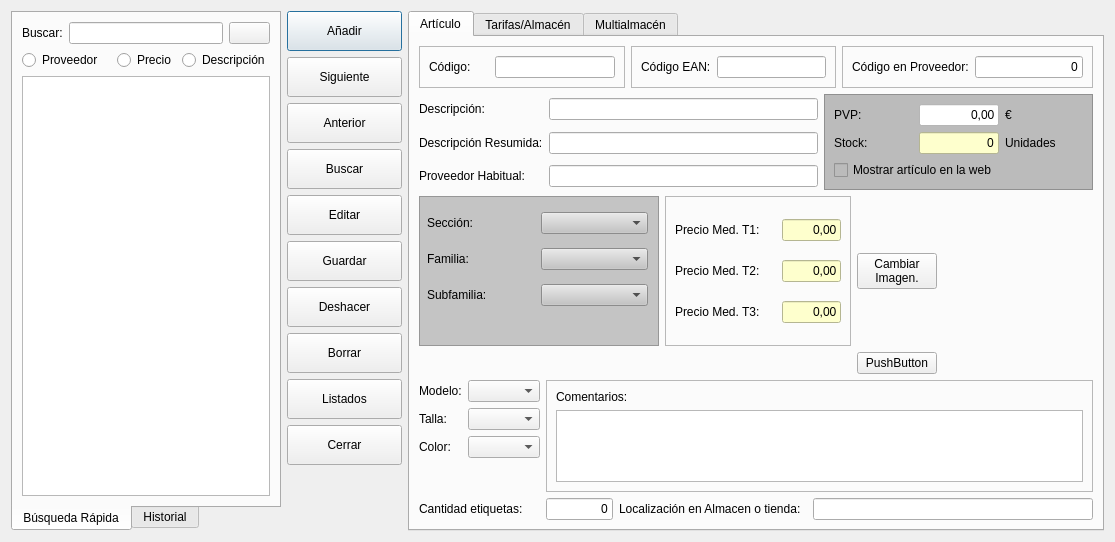
This is frmarticulos.ui in arcnexus/RedFoX as Qt 5 draws it before an edit. The edited form follows.
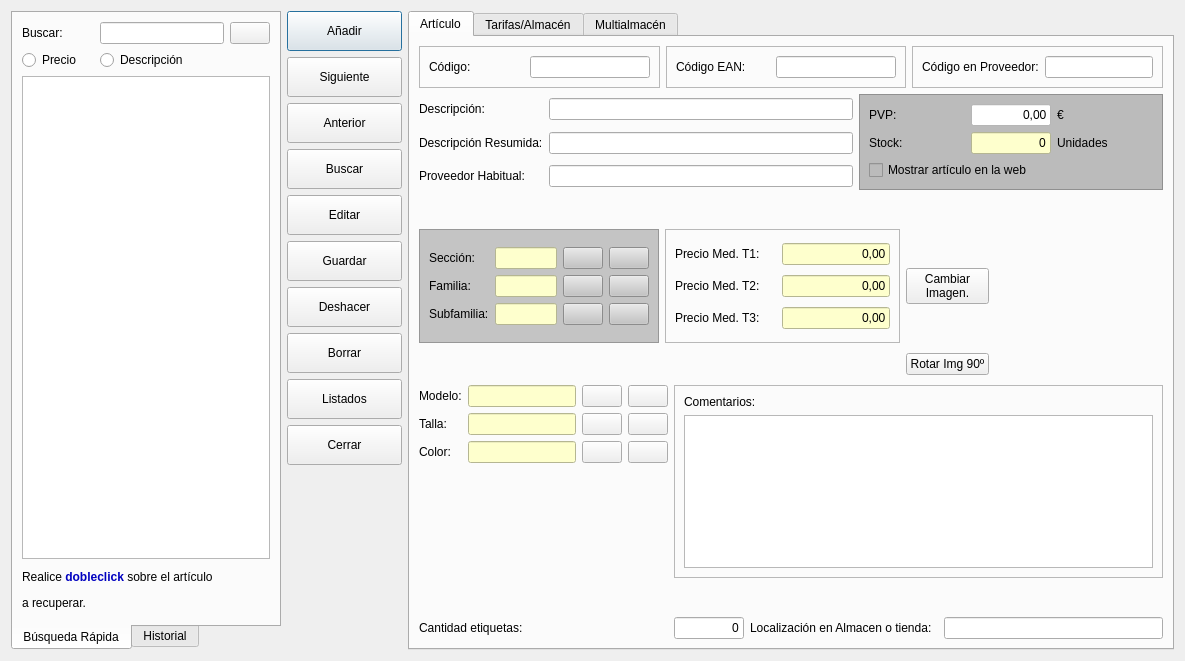
This is the edited form. Icons and pictures are not drawn.

Commit message: beta pantalla articulos Pantalla de artículos casi terminada

What changed in the file:
```diff
--- a/frmarticulos.ui
+++ b/frmarticulos.ui
@@ -6,8 +6,8 @@
    <rect>
     <x>0</x>
     <y>0</y>
-    <width>1115</width>
-    <height>533</height>
+    <width>1185</width>
+    <height>661</height>
    </rect>
   </property>
   <property name="windowTitle">
@@ -291,10 +291,23 @@
          </property>
         </widget>
        </item>
-       <item row="0" column="1" colspan="3">
-        <widget class="QLineEdit" name="txtBuscarArticulo"/>
+       <item row="2" column="0" colspan="3">
+        <widget class="QTableView" name="TablaBuscarArt"/>
        </item>
-       <item row="0" column="4">
+       <item row="1" column="0">
+        <widget class="QRadioButton" name="radPrecio">
+         <property name="minimumSize">
+          <size>
+           <width>72</width>
+           <height>0</height>
+          </size>
+         </property>
+         <property name="text">
+          <string>Precio</string>
+         </property>
+        </widget>
+       </item>
+       <item row="0" column="2">
         <widget class="QPushButton" name="botBuscarArtRapido">
          <property name="icon">
           <iconset resource="terra.qrc">
@@ -302,29 +315,34 @@
          </property>
         </widget>
        </item>
-       <item row="1" column="0" colspan="2">
-        <widget class="QRadioButton" name="radioButton">
-         <property name="text">
-          <string>Proveedor</string>
-         </property>
-        </widget>
+       <item row="0" column="1">
+        <widget class="QLineEdit" name="txtBuscarArticulo"/>
        </item>
-       <item row="1" column="2">
-        <widget class="QRadioButton" name="radioButton_2">
-         <property name="text">
-          <string>Precio</string>
+       <item row="1" column="1">
+        <widget class="QRadioButton" name="radDescripcion">
+         <property name="minimumSize">
+          <size>
+           <width>100</width>
+           <height>0</height>
+          </size>
          </property>
-        </widget>
-       </item>
-       <item row="1" column="3" colspan="2">
-        <widget class="QRadioButton" name="radioButton_3">
          <property name="text">
           <string>Descripción</string>
          </property>
         </widget>
        </item>
-       <item row="2" column="0" colspan="5">
-        <widget class="QTableView" name="tableView_2"/>
+       <item row="3" column="0" colspan="2">
+        <widget class="QLabel" name="lblMensajeRecuperar">
+         <property name="minimumSize">
+          <size>
+           <width>250</width>
+           <height>50</height>
+          </size>
+         </property>
+         <property name="text">
+          <string>&lt;html&gt;&lt;head/&gt;&lt;body&gt;&lt;p&gt;Realice&lt;span style=&quot; font-weight:600; color:#0000c0;&quot;&gt; dobleclick&lt;/span&gt; sobre el artículo&lt;/p&gt;&lt;p&gt;a recuperar.&lt;/p&gt;&lt;/body&gt;&lt;/html&gt;</string>
+         </property>
+        </widget>
        </item>
       </layout>
      </widget>
@@ -440,10 +458,10 @@
                </size>
               </property>
               <property name="text">
-               <string>0</string>
+               <string/>
               </property>
               <property name="alignment">
-               <set>Qt::AlignRight|Qt::AlignTrailing|Qt::AlignVCenter</set>
+               <set>Qt::AlignLeading|Qt::AlignLeft|Qt::AlignVCenter</set>
               </property>
              </widget>
             </item>
@@ -606,40 +624,6 @@
        </item>
        <item row="2" column="0" colspan="5">
         <layout class="QGridLayout" name="gridLayout_14">
-         <item row="0" column="3">
-          <widget class="QLabel" name="lblImagenArticulo">
-           <property name="sizePolicy">
-            <sizepolicy hsizetype="Preferred" vsizetype="Preferred">
-             <horstretch>255</horstretch>
-             <verstretch>255</verstretch>
-            </sizepolicy>
-           </property>
-           <property name="minimumSize">
-            <size>
-             <width>150</width>
-             <height>150</height>
-            </size>
-           </property>
-           <property name="maximumSize">
-            <size>
-             <width>256</width>
-             <height>256</height>
-            </size>
-           </property>
-           <property name="toolTip">
-            <string>La imagen introducida debe tener los mismos pixels horizontales que verticales</string>
-           </property>
-           <property name="text">
-            <string/>
-           </property>
-           <property name="pixmap">
-            <pixmap resource="terra.qrc">:/Icons/PNG/paquete.png</pixmap>
-           </property>
-           <property name="scaledContents">
-            <bool>true</bool>
-           </property>
-          </widget>
-         </item>
          <item row="0" column="1">
           <widget class="QFrame" name="frame_14">
            <property name="frameShape">
@@ -769,48 +753,141 @@
            <property name="frameShadow">
             <enum>QFrame::Raised</enum>
            </property>
-           <widget class="QWidget" name="layoutWidget">
-            <property name="geometry">
-             <rect>
-              <x>8</x>
-              <y>8</y>
-              <width>221</width>
-              <height>111</height>
-             </rect>
-            </property>
-            <layout class="QGridLayout" name="gridLayout_10">
-             <item row="1" column="0">
-              <widget class="QLabel" name="label_10">
-               <property name="text">
-                <string>Familia:</string>
-               </property>
-              </widget>
-             </item>
-             <item row="2" column="0">
-              <widget class="QLabel" name="label_11">
-               <property name="text">
-                <string>Subfamilia:</string>
-               </property>
-              </widget>
-             </item>
-             <item row="0" column="0">
-              <widget class="QLabel" name="label_9">
-               <property name="text">
-                <string>Sección:</string>
-               </property>
-              </widget>
-             </item>
-             <item row="0" column="1">
-              <widget class="QComboBox" name="cboSeccion"/>
-             </item>
-             <item row="1" column="1">
-              <widget class="QComboBox" name="cboFamilia"/>
-             </item>
-             <item row="2" column="1">
-              <widget class="QComboBox" name="cboSubfamilia"/>
-             </item>
-            </layout>
-           </widget>
+           <layout class="QGridLayout" name="gridLayout_20">
+            <item row="0" column="0">
+             <layout class="QGridLayout" name="gridLayout_10">
+              <item row="0" column="2">
+               <widget class="QPushButton" name="botBuscarSeccion">
+                <property name="text">
+                 <string/>
+                </property>
+                <property name="icon">
+                 <iconset resource="terra.qrc">
+                  <normaloff>:/Icons/PNG/search.png</normaloff>:/Icons/PNG/search.png</iconset>
+                </property>
+               </widget>
+              </item>
+              <item row="2" column="1">
+               <widget class="QLineEdit" name="txtcSubFamilia">
+                <property name="enabled">
+                 <bool>false</bool>
+                </property>
+                <property name="autoFillBackground">
+                 <bool>false</bool>
+                </property>
+                <property name="styleSheet">
+                 <string notr="true">background-color: rgb(254, 255, 205);
+color: rgb(0, 0, 0);</string>
+                </property>
+               </widget>
+              </item>
+              <item row="1" column="0">
+               <widget class="QLabel" name="label_10">
+                <property name="text">
+                 <string>Familia:</string>
+                </property>
+               </widget>
+              </item>
+              <item row="2" column="0">
+               <widget class="QLabel" name="label_11">
+                <property name="text">
+                 <string>Subfamilia:</string>
+                </property>
+               </widget>
+              </item>
+              <item row="0" column="0">
+               <widget class="QLabel" name="label_9">
+                <property name="text">
+                 <string>Sección:</string>
+                </property>
+               </widget>
+              </item>
+              <item row="1" column="2">
+               <widget class="QPushButton" name="botBuscarFamilia">
+                <property name="text">
+                 <string/>
+                </property>
+                <property name="icon">
+                 <iconset resource="terra.qrc">
+                  <normaloff>:/Icons/PNG/search.png</normaloff>:/Icons/PNG/search.png</iconset>
+                </property>
+               </widget>
+              </item>
+              <item row="0" column="1">
+               <widget class="QLineEdit" name="txtcSeccion">
+                <property name="enabled">
+                 <bool>false</bool>
+                </property>
+                <property name="autoFillBackground">
+                 <bool>false</bool>
+                </property>
+                <property name="styleSheet">
+                 <string notr="true">background-color: rgb(254, 255, 205);
+color: rgb(0, 0, 0);</string>
+                </property>
+               </widget>
+              </item>
+              <item row="1" column="1">
+               <widget class="QLineEdit" name="txtcFamilia">
+                <property name="enabled">
+                 <bool>false</bool>
+                </property>
+                <property name="autoFillBackground">
+                 <bool>false</bool>
+                </property>
+                <property name="styleSheet">
+                 <string notr="true">background-color: rgb(254, 255, 205);
+color: rgb(0, 0, 0);</string>
+                </property>
+               </widget>
+              </item>
+              <item row="2" column="2">
+               <widget class="QPushButton" name="botBuscarSubfamilia">
+                <property name="text">
+                 <string/>
+                </property>
+                <property name="icon">
+                 <iconset resource="terra.qrc">
+                  <normaloff>:/Icons/PNG/search.png</normaloff>:/Icons/PNG/search.png</iconset>
+                </property>
+               </widget>
+              </item>
+              <item row="0" column="3">
+               <widget class="QPushButton" name="pushButton">
+                <property name="text">
+                 <string/>
+                </property>
+                <property name="icon">
+                 <iconset resource="terra.qrc">
+                  <normaloff>:/Icons/PNG/add.png</normaloff>:/Icons/PNG/add.png</iconset>
+                </property>
+               </widget>
+              </item>
+              <item row="1" column="3">
+               <widget class="QPushButton" name="pushButton_2">
+                <property name="text">
+                 <string/>
+                </property>
+                <property name="icon">
+                 <iconset resource="terra.qrc">
+                  <normaloff>:/Icons/PNG/add.png</normaloff>:/Icons/PNG/add.png</iconset>
+                </property>
+               </widget>
+              </item>
+              <item row="2" column="3">
+               <widget class="QPushButton" name="pushButton_3">
+                <property name="text">
+                 <string/>
+                </property>
+                <property name="icon">
+                 <iconset resource="terra.qrc">
+                  <normaloff>:/Icons/PNG/add.png</normaloff>:/Icons/PNG/add.png</iconset>
+                </property>
+               </widget>
+              </item>
+             </layout>
+            </item>
+           </layout>
           </widget>
          </item>
          <item row="0" column="2">
@@ -822,9 +899,43 @@
           </widget>
          </item>
          <item row="1" column="2">
-          <widget class="QPushButton" name="pushButton">
+          <widget class="QPushButton" name="botRotarImagen90">
            <property name="text">
-            <string>PushButton</string>
+            <string>Rotar Img 90º</string>
+           </property>
+          </widget>
+         </item>
+         <item row="0" column="3" rowspan="2">
+          <widget class="QLabel" name="lblImagenArticulo">
+           <property name="sizePolicy">
+            <sizepolicy hsizetype="Preferred" vsizetype="Preferred">
+             <horstretch>255</horstretch>
+             <verstretch>255</verstretch>
+            </sizepolicy>
+           </property>
+           <property name="minimumSize">
+            <size>
+             <width>150</width>
+             <height>150</height>
+            </size>
+           </property>
+           <property name="maximumSize">
+            <size>
+             <width>256</width>
+             <height>256</height>
+            </size>
+           </property>
+           <property name="toolTip">
+            <string>La imagen introducida debe tener los mismos pixels horizontales que verticales</string>
+           </property>
+           <property name="text">
+            <string/>
+           </property>
+           <property name="pixmap">
+            <pixmap resource="terra.qrc">:/Icons/PNG/paquete.png</pixmap>
+           </property>
+           <property name="scaledContents">
+            <bool>true</bool>
            </property>
           </widget>
          </item>
@@ -832,14 +943,27 @@
        </item>
        <item row="3" column="0">
         <layout class="QGridLayout" name="gridLayout_12">
-         <item row="2" column="1">
-          <widget class="QComboBox" name="cboColor"/>
+         <item row="1" column="2">
+          <widget class="QPushButton" name="botBuscarTalla">
+           <property name="text">
+            <string/>
+           </property>
+           <property name="icon">
+            <iconset resource="terra.qrc">
+             <normaloff>:/Icons/PNG/search.png</normaloff>:/Icons/PNG/search.png</iconset>
+           </property>
+          </widget>
          </item>
-         <item row="1" column="1">
-          <widget class="QComboBox" name="cboTalla"/>
-         </item>
-         <item row="0" column="1">
-          <widget class="QComboBox" name="cboModelo"/>
+         <item row="0" column="2">
+          <widget class="QPushButton" name="botBuscarModelo">
+           <property name="text">
+            <string/>
+           </property>
+           <property name="icon">
+            <iconset resource="terra.qrc">
+             <normaloff>:/Icons/PNG/search.png</normaloff>:/Icons/PNG/search.png</iconset>
+           </property>
+          </widget>
          </item>
          <item row="1" column="0">
           <widget class="QLabel" name="label_16">
@@ -875,6 +999,92 @@
            </property>
           </spacer>
          </item>
+         <item row="1" column="1">
+          <widget class="QLineEdit" name="txtcTalla">
+           <property name="enabled">
+            <bool>false</bool>
+           </property>
+           <property name="autoFillBackground">
+            <bool>false</bool>
+           </property>
+           <property name="styleSheet">
+            <string notr="true">background-color: rgb(254, 255, 205);
+color: rgb(0, 0, 0);</string>
+           </property>
+          </widget>
+         </item>
+         <item row="2" column="2">
+          <widget class="QPushButton" name="botBuscarColor">
+           <property name="text">
+            <string/>
+           </property>
+           <property name="icon">
+            <iconset resource="terra.qrc">
+             <normaloff>:/Icons/PNG/search.png</normaloff>:/Icons/PNG/search.png</iconset>
+           </property>
+          </widget>
+         </item>
+         <item row="2" column="1">
+          <widget class="QLineEdit" name="txtcColor">
+           <property name="enabled">
+            <bool>false</bool>
+           </property>
+           <property name="autoFillBackground">
+            <bool>false</bool>
+           </property>
+           <property name="styleSheet">
+            <string notr="true">background-color: rgb(254, 255, 205);
+color: rgb(0, 0, 0);</string>
+           </property>
+          </widget>
+         </item>
+         <item row="0" column="1">
+          <widget class="QLineEdit" name="txtcModelo">
+           <property name="enabled">
+            <bool>false</bool>
+           </property>
+           <property name="autoFillBackground">
+            <bool>false</bool>
+           </property>
+           <property name="styleSheet">
+            <string notr="true">background-color: rgb(254, 255, 205);
+color: rgb(0, 0, 0);</string>
+           </property>
+          </widget>
+         </item>
+         <item row="0" column="3">
+          <widget class="QPushButton" name="pushButton_4">
+           <property name="text">
+            <string/>
+           </property>
+           <property name="icon">
+            <iconset resource="terra.qrc">
+             <normaloff>:/Icons/PNG/add.png</normaloff>:/Icons/PNG/add.png</iconset>
+           </property>
+          </widget>
+         </item>
+         <item row="1" column="3">
+          <widget class="QPushButton" name="pushButton_5">
+           <property name="text">
+            <string/>
+           </property>
+           <property name="icon">
+            <iconset resource="terra.qrc">
+             <normaloff>:/Icons/PNG/add.png</normaloff>:/Icons/PNG/add.png</iconset>
+           </property>
+          </widget>
+         </item>
+         <item row="2" column="3">
+          <widget class="QPushButton" name="pushButton_6">
+           <property name="text">
+            <string/>
+           </property>
+           <property name="icon">
+            <iconset resource="terra.qrc">
+             <normaloff>:/Icons/PNG/add.png</normaloff>:/Icons/PNG/add.png</iconset>
+           </property>
+          </widget>
+         </item>
         </layout>
        </item>
        <item row="4" column="4">
```
Left out of the diff: 13 changed lines with no effect on the pictures. The commit also changes 4 other files.
